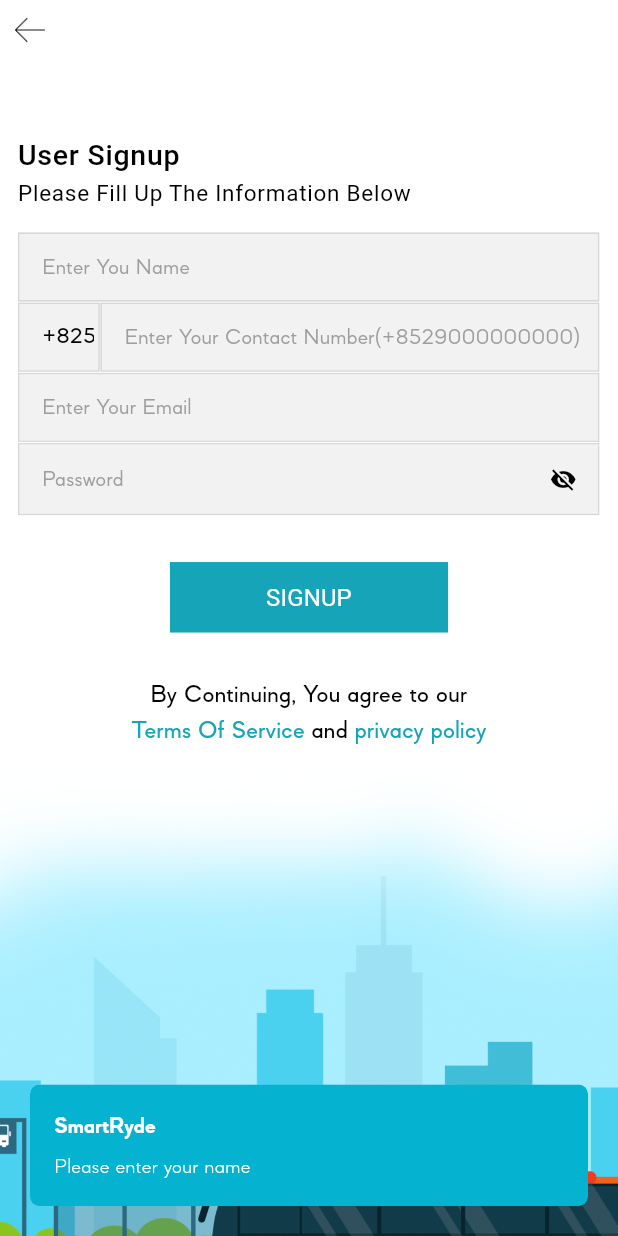
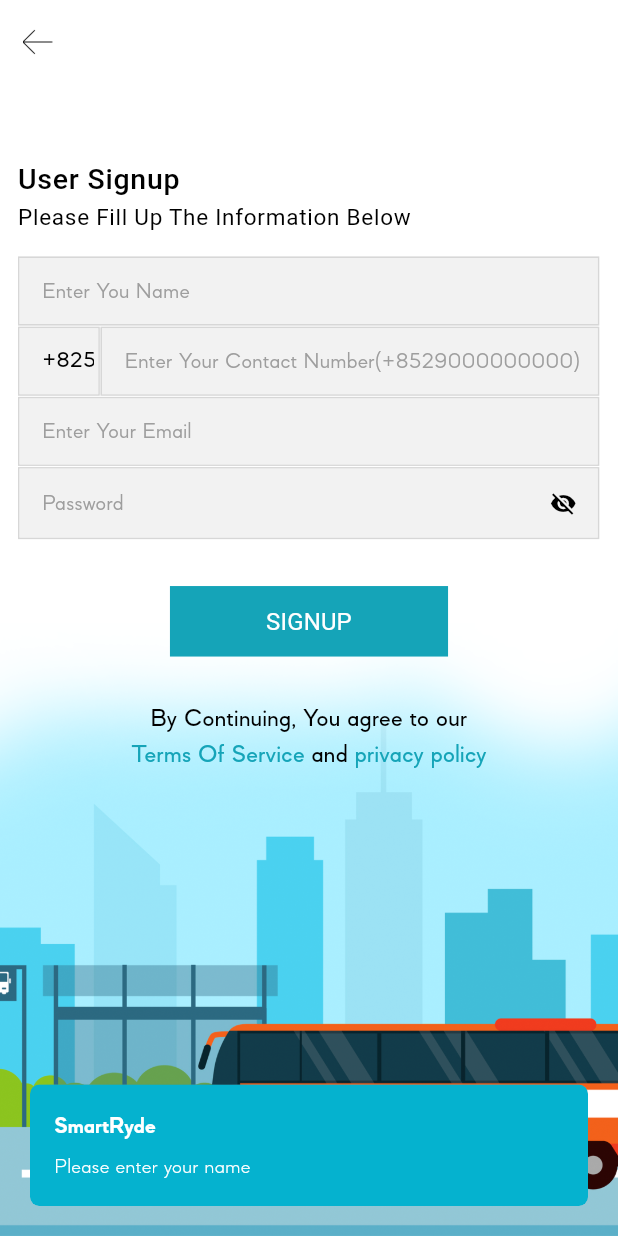
Before and after one commit to iglobleinfo/new-smartryde, a Flutter app: the RegisterScreen screen opened by its route, after a tap on "SIGNUP", on a phone screen of 412 x 824 dp. Run offline on Flutter 3.47's test engine with Material 3 defaults, Android fonts, the light colour scheme and no system bars; our stand-ins replace cached_network_image, connectivity_plus, device_info_plus, dio, fancy_shimmer_image, file_picker and 18 more; missing offline and left inert: colorful_safe_area, flutter_facebook_auth, the_apple_sign_in; accounts and stored records are empty; network calls fail.

Commit message:
issues resolved

```diff
--- a/lib/app/modules/authentication/controllers/login_controller.dart
+++ b/lib/app/modules/authentication/controllers/login_controller.dart
@@ -17,7 +17,7 @@ class LoginController extends GetxController {
   late CustomLoader customLoader;
   RxBool loader = false.obs;
   RxBool isRemember = false.obs;
-  RxBool viewPassword = RxBool(false);
+  RxBool viewPassword = RxBool(true);
   final formGlobalKey = GlobalKey<FormState>();
   int maxDigit = 8;
 
--- a/lib/app/modules/authentication/controllers/register_controller.dart
+++ b/lib/app/modules/authentication/controllers/register_controller.dart
@@ -19,7 +19,7 @@ class RegisterController extends GetxController {
   MyAccountModel? myAccountModel;
   late CustomLoader customLoader;
   RxBool loader = false.obs;
-  RxBool viewPassword = RxBool(false);
+  RxBool viewPassword = RxBool(true);
 
   @override
   void onInit() {
--- a/lib/app/modules/authentication/views/onboarding_screen.dart
+++ b/lib/app/modules/authentication/views/onboarding_screen.dart
@@ -124,18 +124,24 @@ class OnboardingScreen extends StatelessWidget {
                   text: termsOfService.tr,
                   recognizer: TapGestureRecognizer()..onTap = () {},
                   style: textStyleBodySmall(context).copyWith(
+                    fontSize: 16,
                     color: appClickableTextColor,
                   ),
                 ),
                 TextSpan(
                   text: ' ${and.tr} ',
                   recognizer: TapGestureRecognizer()..onTap = () {},
+                  style: textStyleBodySmall(context).copyWith(
+                    fontSize: 16,
+                    color: Colors.black,
+                  ),
                 ),
                 TextSpan(
                   text: privacyPolicy.tr,
                   recognizer: TapGestureRecognizer()..onTap = () {},
                   style: textStyleBodySmall(context).copyWith(
                     color: appClickableTextColor,
+                    fontSize: 16,
                   ),
                 ),
               ],
--- a/lib/app/modules/authentication/views/register_screen.dart
+++ b/lib/app/modules/authentication/views/register_screen.dart
@@ -21,19 +21,23 @@ class RegisterScreen extends GetView<RegisterController> {
             statusBarBrightness: Brightness.dark,
             child: SafeArea(
               child: Scaffold(
+                resizeToAvoidBottomInset: false,
                 backgroundColor: Colors.white,
-                body: SingleChildScrollView(
-                  physics: AlwaysScrollableScrollPhysics(),
-                  child: Column(
-                    crossAxisAlignment: CrossAxisAlignment.start,
-                    children: [
-                      CustomBackButton(),
-                      signUpForm(context: context),
-                      AssetImageWidget(
-                        imageUrl: imageBusMainLogin,
-                      ),
-                    ],
+                appBar: AppBar(
+                  backgroundColor: Colors.transparent,
+                  leading: Padding(
+                    padding: const EdgeInsets.all(5.0),
+                    child: CustomBackButton(),
                   ),
+                ),
+                body: Stack(
+                  alignment: Alignment.bottomCenter,
+                  children: [
+                    AssetImageWidget(
+                      imageUrl: imageBusMainLogin,
+                    ),
+                    signUpForm(context: context),
+                  ],
                 ),
               ),
             ),
@@ -63,10 +67,8 @@ class RegisterScreen extends GetView<RegisterController> {
           ),
           TextView(
             text: pleaseFillUpTheInformationBelow.tr,
-            textStyle: textStyleLabelSmall(context).copyWith(
-              fontWeight: FontWeight.normal,
-                fontSize: 15
-            ),
+            textStyle: textStyleLabelSmall(context)
+                .copyWith(fontWeight: FontWeight.normal, fontSize: 15),
           ),
           Form(
             key: formGlobalKey,
@@ -151,8 +153,8 @@ class RegisterScreen extends GetView<RegisterController> {
                 ),
                 Obx(() {
                   IconData icon = controller.viewPassword.value
-                      ? Icons.visibility
-                      : Icons.visibility_off;
+                      ? Icons.visibility_off
+                      : Icons.visibility;
                   return TextFieldWidget(
                     suffixIcon: IconButton(
                       onPressed: controller.showOrHidePasswordVisibility,
@@ -173,7 +175,7 @@ class RegisterScreen extends GetView<RegisterController> {
               buttonText: stringSignUp.tr.toUpperCase(),
               onPressed: () {
                 if (formGlobalKey.currentState!.validate()) {
-                    controller.hitSignUpAPI(context);
+                  controller.hitSignUpAPI(context);
                 }
               },
             ),
@@ -204,18 +206,14 @@ class RegisterScreen extends GetView<RegisterController> {
               textAlign: TextAlign.center,
               TextSpan(
                 text: byContinuingYouAgreeTo.tr,
-                style:  textStyleBodySmall(context).copyWith(
-                    color: Colors.black,
-                    fontSize: 17
-                ),
+                style: textStyleBodySmall(context)
+                    .copyWith(color: Colors.black, fontSize: 17),
                 children: [
                   TextSpan(
                     text: termsOfService.tr,
                     recognizer: TapGestureRecognizer()..onTap = () {},
-                    style: textStyleBodySmall(context).copyWith(
-                      color: appClickableTextColor,
-                        fontSize: 17
-                    ),
+                    style: textStyleBodySmall(context)
+                        .copyWith(color: appClickableTextColor, fontSize: 17),
                   ),
                   TextSpan(
                     text: ' ${and.tr} ',
@@ -224,10 +222,8 @@ class RegisterScreen extends GetView<RegisterController> {
                   TextSpan(
                     text: privacyPolicy.tr,
                     recognizer: TapGestureRecognizer()..onTap = () {},
-                    style: textStyleBodySmall(context).copyWith(
-                      color: appClickableTextColor,
-                        fontSize: 17
-                    ),
+                    style: textStyleBodySmall(context)
+                        .copyWith(color: appClickableTextColor, fontSize: 17),
                   ),
                 ],
               ),
--- a/lib/app/modules/forgot_password/forgot_password_controller.dart
+++ b/lib/app/modules/forgot_password/forgot_password_controller.dart
@@ -13,7 +13,7 @@ class ForgotPasswordController extends GetxController {
   final TextEditingController countryPickerController = TextEditingController();
   final TextEditingController otpTextController = TextEditingController();
   final TextEditingController passwordController = TextEditingController();
-  RxBool viewPassword = RxBool(false);
+  RxBool viewPassword = RxBool(true);
 
   @override
   void onInit() {
```
Also changed, not shown: lib/app/modules/authentication/views/login_screen.dart (+30 -18 lines), lib/app/modules/forgot_password/forgot_password_screen.dart (+4 -3 lines), 1 other file.
